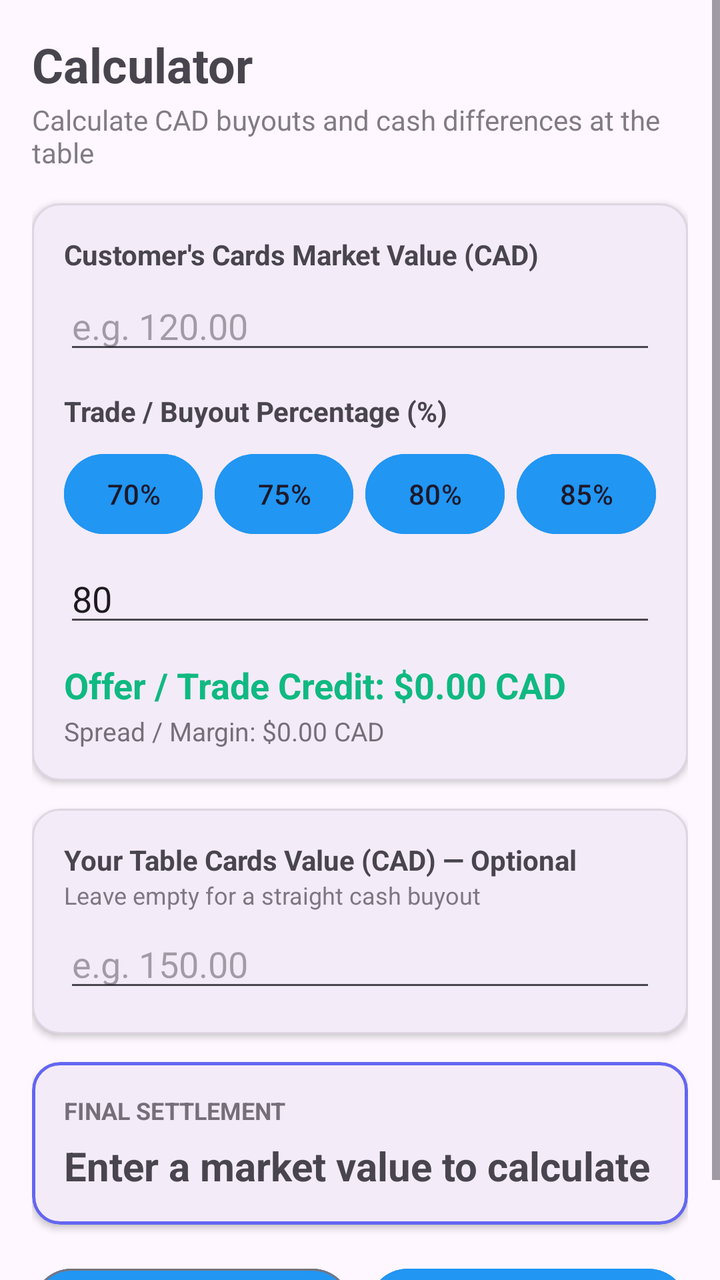
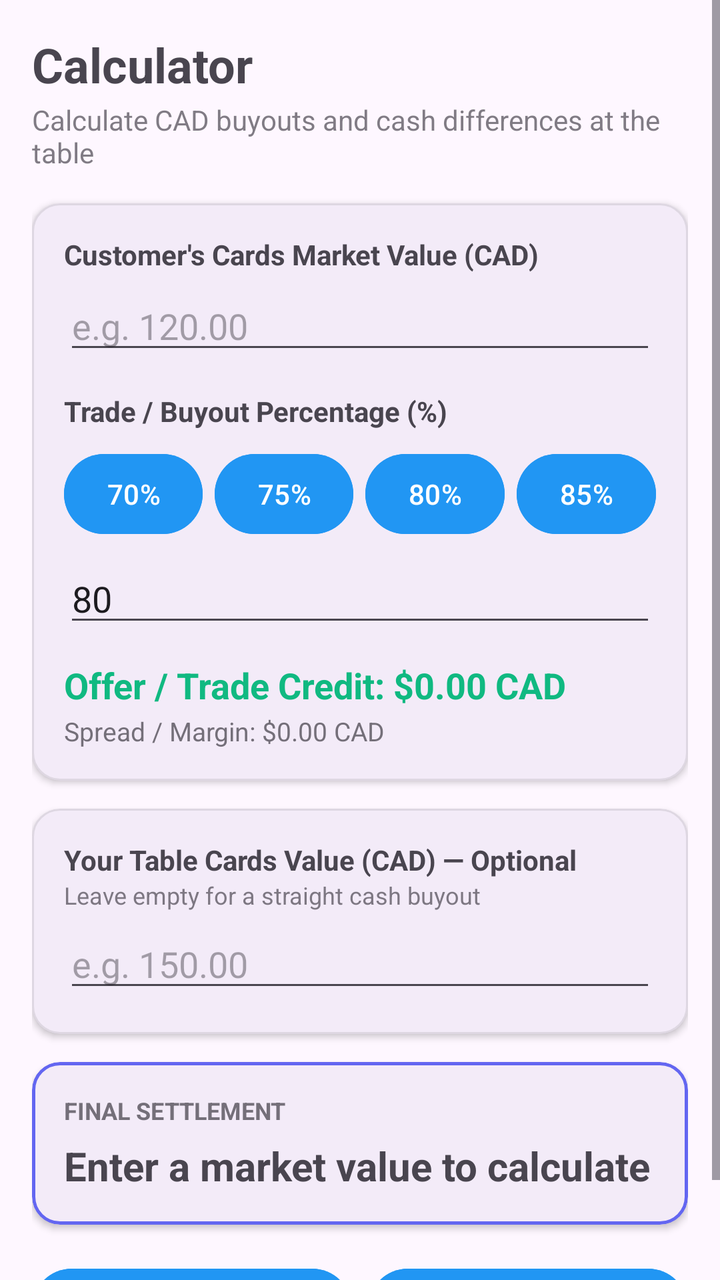

Two renders of the same Android screen: before a commit and after it. Below are the layout's source before the change and the commit's diff.
<!-- AndroidManifest.xml: application theme Theme.TCGTracker -->
<!-- res/layout/activity_trade_calculator.xml -->
<?xml version="1.0" encoding="utf-8"?>

<ScrollView xmlns:android="http://schemas.android.com/apk/res/android"
    xmlns:app="http://schemas.android.com/apk/res-auto"
    android:layout_width="match_parent"
    android:layout_height="match_parent"
    android:fillViewport="true"
    android:fitsSystemWindows="true">

    <LinearLayout
        android:layout_width="match_parent"
        android:layout_height="wrap_content"
        android:orientation="vertical"
        android:padding="16dp">

        <TextView
            android:layout_width="wrap_content"
            android:layout_height="wrap_content"
            android:text="Calculator"
            android:textSize="24sp"
            android:textStyle="bold" />

        <TextView
            android:layout_width="wrap_content"
            android:layout_height="wrap_content"
            android:layout_marginTop="2dp"
            android:layout_marginBottom="16dp"
            android:alpha="0.7"
            android:text="Calculate CAD buyouts and cash differences at the table"
            android:textSize="14sp" />

        
        <com.google.android.material.card.MaterialCardView
            android:layout_width="match_parent"
            android:layout_height="wrap_content"
            android:layout_marginBottom="14dp"
            app:cardCornerRadius="14dp"
            app:cardElevation="2dp"
            app:strokeColor="#33888888"
            app:strokeWidth="1dp">

            <LinearLayout
                android:layout_width="match_parent"
                android:layout_height="wrap_content"
                android:orientation="vertical"
                android:padding="16dp">

                <TextView
                    android:layout_width="wrap_content"
                    android:layout_height="wrap_content"
                    android:text="Customer's Cards Market Value (CAD)"
                    android:textSize="14sp"
                    android:textStyle="bold" />

                <EditText
                    android:id="@+id/etMarketValueCad"
                    android:layout_width="match_parent"
                    android:layout_height="wrap_content"
                    android:layout_marginTop="4dp"
                    android:hint="e.g. 120.00"
                    android:inputType="numberDecimal"
                    android:textSize="18sp" />

                <TextView
                    android:layout_width="wrap_content"
                    android:layout_height="wrap_content"
                    android:layout_marginTop="14dp"
                    android:text="Trade / Buyout Percentage (%)"
                    android:textSize="14sp"
                    android:textStyle="bold" />

                
                <LinearLayout
                    android:layout_width="match_parent"
                    android:layout_height="wrap_content"
                    android:layout_marginTop="8dp"
                    android:orientation="horizontal">

                    <Button
                        android:id="@+id/btnPct70"
                        style="@style/Widget.Material3.Button.TonalButton"
                        android:layout_width="0dp"
                        android:layout_height="wrap_content"
                        android:layout_marginEnd="6dp"
                        android:layout_weight="1"
                        android:minWidth="0dp"
                        android:paddingHorizontal="4dp"
                        android:backgroundTint="#2196F3"
                        android:text="70%" />

                    <Button
                        android:id="@+id/btnPct75"
                        style="@style/Widget.Material3.Button.TonalButton"
                        android:layout_width="0dp"
                        android:layout_height="wrap_content"
                        android:layout_marginEnd="6dp"
                        android:layout_weight="1"
                        android:minWidth="0dp"
                        android:paddingHorizontal="4dp"
                        android:backgroundTint="#2196F3"
                        android:text="75%" />

                    <Button
                        android:id="@+id/btnPct80"
                        style="@style/Widget.Material3.Button.TonalButton"
                        android:layout_width="0dp"
                        android:layout_height="wrap_content"
                        android:layout_marginEnd="6dp"
                        android:layout_weight="1"
                        android:minWidth="0dp"
                        android:paddingHorizontal="4dp"
                        android:backgroundTint="#2196F3"
                        android:text="80%" />

                    <Button
                        android:id="@+id/btnPct85"
                        style="@style/Widget.Material3.Button.TonalButton"
                        android:layout_width="0dp"
                        android:layout_height="wrap_content"
                        android:layout_weight="1"
                        android:minWidth="0dp"
                        android:paddingHorizontal="4dp"
                        android:backgroundTint="#2196F3"
                        android:text="85%" />
                </LinearLayout>

                <EditText
                    android:id="@+id/etTradePercent"
                    android:layout_width="match_parent"
                    android:layout_height="wrap_content"
                    android:layout_marginTop="6dp"
                    android:hint="Custom %"
                    android:inputType="numberDecimal"
                    android:text="80" />

                <TextView
                    android:id="@+id/tvTradeOfferCad"
                    android:layout_width="wrap_content"
                    android:layout_height="wrap_content"
                    android:layout_marginTop="12dp"
                    android:text="Offer / Trade Credit: $0.00 CAD"
                    android:textColor="#10B981"
                    android:textSize="18sp"
                    android:textStyle="bold" />

                <TextView
                    android:id="@+id/tvMarginCad"
                    android:layout_width="wrap_content"
                    android:layout_height="wrap_content"
                    android:layout_marginTop="2dp"
                    android:alpha="0.75"
                    android:text="Spread / Margin: $0.00 CAD"
                    android:textSize="13sp" />
            </LinearLayout>
        </com.google.android.material.card.MaterialCardView>

        
        <com.google.android.material.card.MaterialCardView
            android:layout_width="match_parent"
            android:layout_height="wrap_content"
            android:layout_marginBottom="14dp"
            app:cardCornerRadius="14dp"
            app:cardElevation="2dp"
            app:strokeColor="#33888888"
            app:strokeWidth="1dp">

            <LinearLayout
                android:layout_width="match_parent"
                android:layout_height="wrap_content"
                android:orientation="vertical"
                android:padding="16dp">

                <TextView
                    android:layout_width="wrap_content"
                    android:layout_height="wrap_content"
                    android:text="Your Table Cards Value (CAD) — Optional"
                    android:textSize="14sp"
                    android:textStyle="bold" />

                <TextView
                    android:layout_width="wrap_content"
                    android:layout_height="wrap_content"
                    android:alpha="0.7"
                    android:text="Leave empty for a straight cash buyout"
                    android:textSize="12sp" />

                <EditText
                    android:id="@+id/etYourCardsCad"
                    android:layout_width="match_parent"
                    android:layout_height="wrap_content"
                    android:layout_marginTop="4dp"
                    android:hint="e.g. 150.00"
                    android:inputType="numberDecimal"
                    android:textSize="18sp" />
            </LinearLayout>
        </com.google.android.material.card.MaterialCardView>

        
        <com.google.android.material.card.MaterialCardView
            android:layout_width="match_parent"
            android:layout_height="wrap_content"
            android:layout_marginBottom="18dp"
            app:cardCornerRadius="14dp"
            app:cardElevation="2dp"
            app:strokeColor="#6366F1"
            app:strokeWidth="1.5dp">

            <LinearLayout
                android:layout_width="match_parent"
                android:layout_height="wrap_content"
                android:orientation="vertical"
                android:padding="16dp">

                <TextView
                    android:layout_width="wrap_content"
                    android:layout_height="wrap_content"
                    android:alpha="0.75"
                    android:text="FINAL SETTLEMENT"
                    android:textSize="12sp"
                    android:textStyle="bold" />

                <TextView
                    android:id="@+id/tvSettlementResult"
                    android:layout_width="wrap_content"
                    android:layout_height="wrap_content"
                    android:layout_marginTop="6dp"
                    android:text="Enter a market value to calculate"
                    android:textSize="20sp"
                    android:textStyle="bold" />
            </LinearLayout>
        </com.google.android.material.card.MaterialCardView>

        
        <LinearLayout
            android:layout_width="match_parent"
            android:layout_height="wrap_content"
            android:orientation="horizontal">

            <Button
                android:id="@+id/btnClearTrade"
                style="@style/Widget.Material3.Button.OutlinedButton"
                android:layout_width="0dp"
                android:layout_height="wrap_content"
                android:layout_marginEnd="8dp"
                android:layout_weight="1"
                android:backgroundTint="#2196F3"
                android:text="Clear" />

            <Button
                android:id="@+id/btnBackFromTrade"
                android:layout_width="0dp"
                android:layout_height="wrap_content"
                android:layout_weight="1"
                android:backgroundTint="#2196F3"
                android:text="Back" />
        </LinearLayout>

    </LinearLayout>
</ScrollView>
<!-- resources referenced by this layout -->
<resources>
  <style name="Theme.TCGTracker" parent="Base.Theme.TCGTracker" />
  <style name="Base.Theme.TCGTracker" parent="Theme.Material3.DayNight.NoActionBar">
          
          
      </style>
</resources>

<!-- the commit's change to res/layout/activity_trade_calculator.xml (unified diff, before → after) -->
@@ -78,7 +78,6 @@
 
                     <Button
                         android:id="@+id/btnPct70"
-                        style="@style/Widget.Material3.Button.TonalButton"
                         android:layout_width="0dp"
                         android:layout_height="wrap_content"
                         android:layout_marginEnd="6dp"
@@ -90,7 +89,6 @@
 
                     <Button
                         android:id="@+id/btnPct75"
-                        style="@style/Widget.Material3.Button.TonalButton"
                         android:layout_width="0dp"
                         android:layout_height="wrap_content"
                         android:layout_marginEnd="6dp"
@@ -102,7 +100,6 @@
 
                     <Button
                         android:id="@+id/btnPct80"
-                        style="@style/Widget.Material3.Button.TonalButton"
                         android:layout_width="0dp"
                         android:layout_height="wrap_content"
                         android:layout_marginEnd="6dp"
@@ -114,7 +111,6 @@
 
                     <Button
                         android:id="@+id/btnPct85"
-                        style="@style/Widget.Material3.Button.TonalButton"
                         android:layout_width="0dp"
                         android:layout_height="wrap_content"
                         android:layout_weight="1"
@@ -238,7 +234,6 @@
 
             <Button
                 android:id="@+id/btnClearTrade"
-                style="@style/Widget.Material3.Button.OutlinedButton"
                 android:layout_width="0dp"
                 android:layout_height="wrap_content"
                 android:layout_marginEnd="8dp"
